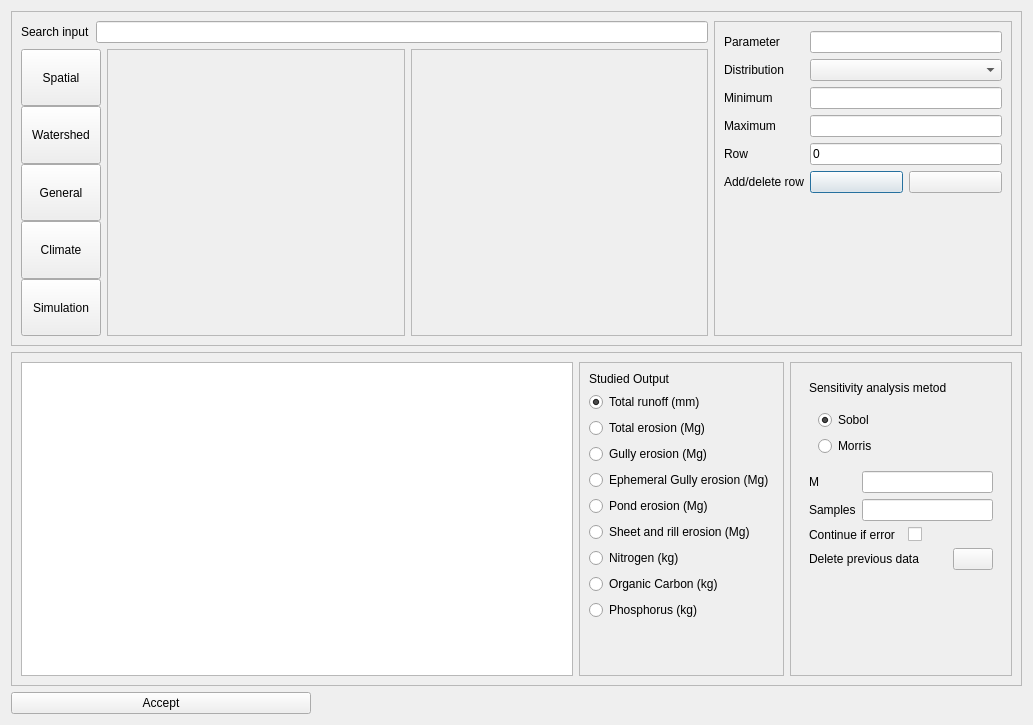
This is ui/sensitivity.ui in Inigobarbe/QAnnAGNPS as Qt 5 draws it before an edit. The edited form follows.
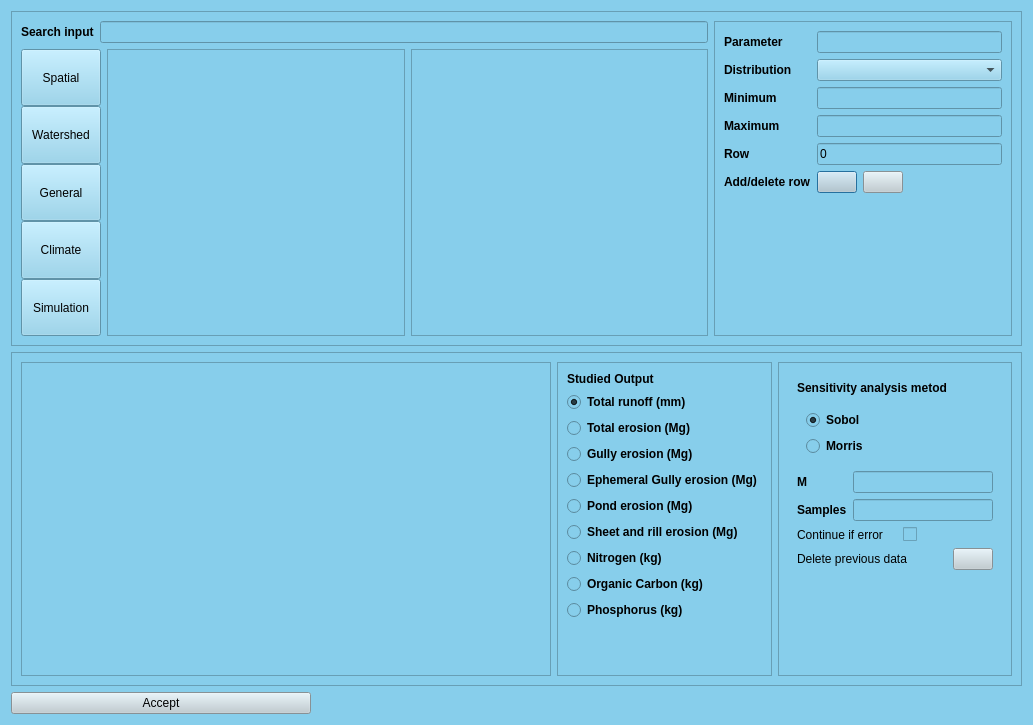
This is the edited form.

Patch:
```diff
--- a/ui/sensitivity.ui
+++ b/ui/sensitivity.ui
@@ -13,6 +13,9 @@
   <property name="windowTitle">
    <string>Dialog</string>
   </property>
+  <property name="styleSheet">
+   <string notr="true">background-color: #87CEEB</string>
+  </property>
   <layout class="QGridLayout" name="gridLayout_5">
    <item row="0" column="0">
     <widget class="QFrame" name="frame_6">
@@ -27,6 +30,12 @@
        <layout class="QHBoxLayout" name="horizontalLayout_2">
         <item>
          <widget class="QLabel" name="label">
+          <property name="font">
+           <font>
+            <weight>75</weight>
+            <bold>true</bold>
+           </font>
+          </property>
           <property name="text">
            <string>Search input</string>
           </property>
@@ -56,6 +65,12 @@
           <layout class="QGridLayout" name="gridLayout_3">
            <item row="3" column="0">
             <widget class="QLabel" name="label_4">
+             <property name="font">
+              <font>
+               <weight>75</weight>
+               <bold>true</bold>
+              </font>
+             </property>
              <property name="text">
               <string>Maximum</string>
              </property>
@@ -66,6 +81,12 @@
            </item>
            <item row="2" column="0">
             <widget class="QLabel" name="label_3">
+             <property name="font">
+              <font>
+               <weight>75</weight>
+               <bold>true</bold>
+              </font>
+             </property>
              <property name="text">
               <string>Minimum</string>
              </property>
@@ -73,6 +94,12 @@
            </item>
            <item row="1" column="0">
             <widget class="QLabel" name="label_2">
+             <property name="font">
+              <font>
+               <weight>75</weight>
+               <bold>true</bold>
+              </font>
+             </property>
              <property name="text">
               <string>Distribution</string>
              </property>
@@ -83,6 +110,12 @@
            </item>
            <item row="0" column="0">
             <widget class="QLabel" name="label_10">
+             <property name="font">
+              <font>
+               <weight>75</weight>
+               <bold>true</bold>
+              </font>
+             </property>
              <property name="text">
               <string>Parameter</string>
              </property>
@@ -90,6 +123,12 @@
            </item>
            <item row="8" column="0">
             <widget class="QLabel" name="label_9">
+             <property name="font">
+              <font>
+               <weight>75</weight>
+               <bold>true</bold>
+              </font>
+             </property>
              <property name="text">
               <string>Add/delete row</string>
              </property>
@@ -105,6 +144,16 @@
             <layout class="QHBoxLayout" name="horizontalLayout">
              <item>
               <widget class="QPushButton" name="add">
+               <property name="styleSheet">
+                <string notr="true">QPushButton {
+    background-color: #becbd1;
+    color: black;
+}
+
+QPushButton:hover {
+    color: white;
+}</string>
+               </property>
                <property name="text">
                 <string/>
                </property>
@@ -112,11 +161,34 @@
              </item>
              <item>
               <widget class="QPushButton" name="delete_row">
+               <property name="styleSheet">
+                <string notr="true">QPushButton {
+    background-color: #becbd1;
+    color: black;
+}
+
+QPushButton:hover {
+    color: white;
+}</string>
+               </property>
                <property name="text">
                 <string/>
                </property>
               </widget>
              </item>
+             <item>
+              <spacer name="horizontalSpacer">
+               <property name="orientation">
+                <enum>Qt::Horizontal</enum>
+               </property>
+               <property name="sizeHint" stdset="0">
+                <size>
+                 <width>40</width>
+                 <height>20</height>
+                </size>
+               </property>
+              </spacer>
+             </item>
             </layout>
            </item>
            <item row="9" column="0">
@@ -134,6 +206,12 @@
            </item>
            <item row="7" column="0">
             <widget class="QLabel" name="label_8">
+             <property name="font">
+              <font>
+               <weight>75</weight>
+               <bold>true</bold>
+              </font>
+             </property>
              <property name="text">
               <string>Row</string>
              </property>
@@ -353,6 +431,12 @@
               <layout class="QGridLayout" name="gridLayout_10">
                <item row="0" column="0">
                 <widget class="QRadioButton" name="sobol">
+                 <property name="font">
+                  <font>
+                   <weight>75</weight>
+                   <bold>true</bold>
+                  </font>
+                 </property>
                  <property name="text">
                   <string>Sobol</string>
                  </property>
@@ -363,6 +447,12 @@
                </item>
                <item row="1" column="0">
                 <widget class="QRadioButton" name="morris">
+                 <property name="font">
+                  <font>
+                   <weight>75</weight>
+                   <bold>true</bold>
+                  </font>
+                 </property>
                  <property name="text">
                   <string>Morris</string>
                  </property>
@@ -374,57 +464,47 @@
             <item row="2" column="1" colspan="3">
              <widget class="QLineEdit" name="trajectories"/>
             </item>
-            <item row="2" column="0">
-             <widget class="QLabel" name="label_5">
-              <property name="text">
-               <string>M</string>
-              </property>
-             </widget>
-            </item>
             <item row="0" column="0" colspan="3">
              <widget class="QLabel" name="label_13">
+              <property name="font">
+               <font>
+                <weight>75</weight>
+                <bold>true</bold>
+               </font>
+              </property>
               <property name="text">
                <string>Sensitivity analysis metod</string>
               </property>
              </widget>
             </item>
-            <item row="5" column="0" colspan="3">
-             <widget class="QLabel" name="label_7">
-              <property name="text">
-               <string>Delete previous data</string>
+            <item row="2" column="0">
+             <widget class="QLabel" name="label_5">
+              <property name="font">
+               <font>
+                <weight>75</weight>
+                <bold>true</bold>
+               </font>
               </property>
-             </widget>
-            </item>
-            <item row="4" column="0" colspan="2">
-             <widget class="QLabel" name="label_12">
               <property name="text">
-               <string>Continue if error</string>
+               <string>M</string>
               </property>
              </widget>
             </item>
-            <item row="3" column="1" colspan="3">
-             <widget class="QLineEdit" name="lineEdit_6"/>
-            </item>
             <item row="3" column="0">
              <widget class="QLabel" name="label_6">
+              <property name="font">
+               <font>
+                <weight>75</weight>
+                <bold>true</bold>
+               </font>
+              </property>
               <property name="text">
                <string>Samples</string>
               </property>
              </widget>
             </item>
-            <item row="4" column="2">
-             <widget class="QCheckBox" name="checkBox">
-              <property name="text">
-               <string/>
-              </property>
-             </widget>
-            </item>
-            <item row="5" column="3">
-             <widget class="QPushButton" name="delete_previous">
-              <property name="text">
-               <string/>
-              </property>
-             </widget>
+            <item row="3" column="1" colspan="3">
+             <widget class="QLineEdit" name="lineEdit_6"/>
             </item>
             <item row="6" column="0">
              <spacer name="verticalSpacer_2">
@@ -439,6 +519,53 @@
               </property>
              </spacer>
             </item>
+            <item row="4" column="2">
+             <widget class="QCheckBox" name="checkBox">
+              <property name="text">
+               <string/>
+              </property>
+             </widget>
+            </item>
+            <item row="5" column="3">
+             <widget class="QPushButton" name="delete_previous">
+              <property name="styleSheet">
+               <string notr="true">QPushButton {
+    background-color: #becbd1;
+    color: black;
+}
+
+QPushButton:hover {
+    color: white;
+}</string>
+              </property>
+              <property name="text">
+               <string/>
+              </property>
+             </widget>
+            </item>
+            <item row="4" column="0" colspan="2">
+             <widget class="QLabel" name="label_12">
+              <property name="styleSheet">
+               <string notr="true">QCheckBox::hover{color:white}
+
+QCheckBox::indicator:unchecked {
+    background-color: white;
+	border: 1px solid black
+}
+</string>
+              </property>
+              <property name="text">
+               <string>Continue if error</string>
+              </property>
+             </widget>
+            </item>
+            <item row="5" column="0" colspan="3">
+             <widget class="QLabel" name="label_7">
+              <property name="text">
+               <string>Delete previous data</string>
+              </property>
+             </widget>
+            </item>
            </layout>
           </widget>
          </item>
@@ -453,6 +580,12 @@
           <height>0</height>
          </size>
         </property>
+        <property name="font">
+         <font>
+          <weight>75</weight>
+          <bold>true</bold>
+         </font>
+        </property>
        </widget>
       </item>
       <item row="0" column="1">
@@ -472,6 +605,12 @@
         <layout class="QGridLayout" name="gridLayout_9">
          <item row="1" column="0">
           <widget class="QRadioButton" name="runoff">
+           <property name="font">
+            <font>
+             <weight>75</weight>
+             <bold>true</bold>
+            </font>
+           </property>
            <property name="text">
             <string>Total runoff (mm)</string>
            </property>
@@ -482,6 +621,12 @@
          </item>
          <item row="8" column="0">
           <widget class="QRadioButton" name="sheet">
+           <property name="font">
+            <font>
+             <weight>75</weight>
+             <bold>true</bold>
+            </font>
+           </property>
            <property name="text">
             <string>Sheet and rill erosion (Mg)</string>
            </property>
@@ -489,6 +634,12 @@
          </item>
          <item row="7" column="0">
           <widget class="QRadioButton" name="pond">
+           <property name="font">
+            <font>
+             <weight>75</weight>
+             <bold>true</bold>
+            </font>
+           </property>
            <property name="text">
             <string>Pond erosion (Mg)</string>
            </property>
@@ -496,6 +647,12 @@
          </item>
          <item row="3" column="0">
           <widget class="QRadioButton" name="gully">
+           <property name="font">
+            <font>
+             <weight>75</weight>
+             <bold>true</bold>
+            </font>
+           </property>
            <property name="text">
             <string>Gully erosion (Mg)</string>
            </property>
@@ -503,6 +660,12 @@
          </item>
          <item row="4" column="0">
           <widget class="QRadioButton" name="ephemeral">
+           <property name="font">
+            <font>
+             <weight>75</weight>
+             <bold>true</bold>
+            </font>
+           </property>
            <property name="text">
             <string>Ephemeral Gully erosion (Mg)</string>
            </property>
@@ -510,6 +673,12 @@
          </item>
          <item row="9" column="0">
           <widget class="QRadioButton" name="nitrogen">
+           <property name="font">
+            <font>
+             <weight>75</weight>
+             <bold>true</bold>
+            </font>
+           </property>
            <property name="text">
             <string>Nitrogen (kg)</string>
            </property>
@@ -517,6 +686,12 @@
          </item>
          <item row="0" column="0">
           <widget class="QLabel" name="label_14">
+           <property name="font">
+            <font>
+             <weight>75</weight>
+             <bold>true</bold>
+            </font>
+           </property>
            <property name="text">
             <string>Studied Output</string>
            </property>
@@ -524,6 +699,12 @@
          </item>
          <item row="2" column="0">
           <widget class="QRadioButton" name="total_erosion">
+           <property name="font">
+            <font>
+             <weight>75</weight>
+             <bold>true</bold>
+            </font>
+           </property>
            <property name="text">
             <string>Total erosion (Mg)</string>
            </property>
@@ -544,6 +725,12 @@
          </item>
          <item row="10" column="0">
           <widget class="QRadioButton" name="organic">
+           <property name="font">
+            <font>
+             <weight>75</weight>
+             <bold>true</bold>
+            </font>
+           </property>
            <property name="text">
             <string>Organic Carbon (kg)</string>
            </property>
@@ -551,6 +738,12 @@
          </item>
          <item row="11" column="0">
           <widget class="QRadioButton" name="radioButton">
+           <property name="font">
+            <font>
+             <weight>75</weight>
+             <bold>true</bold>
+            </font>
+           </property>
            <property name="text">
             <string>Phosphorus (kg)</string>
            </property>
@@ -570,6 +763,9 @@
        <height>16777215</height>
       </size>
      </property>
+     <property name="styleSheet">
+      <string notr="true">background-color: #becbd1;</string>
+     </property>
      <property name="text">
       <string>Accept</string>
      </property>
```
